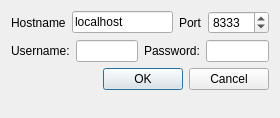
Above: designer/ConnectionDialogUi.ui from skitzycat/beedraw before the change. Below: the same form after it.
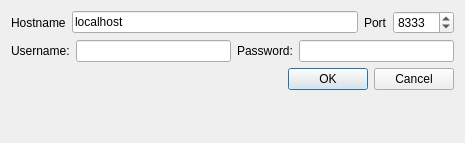
That is the form after the change.

Commit message: put GUI limit on usernames and passwords of 32 characters

Patch:
```diff
--- a/designer/ConnectionDialogUi.ui
+++ b/designer/ConnectionDialogUi.ui
@@ -5,8 +5,8 @@
    <rect>
     <x>0</x>
     <y>0</y>
-    <width>280</width>
-    <height>118</height>
+    <width>465</width>
+    <height>143</height>
    </rect>
   </property>
   <property name="windowTitle" >
```
Left out of the diff: 6 changed lines with no effect on the pictures. The commit also changes 2 other files.
